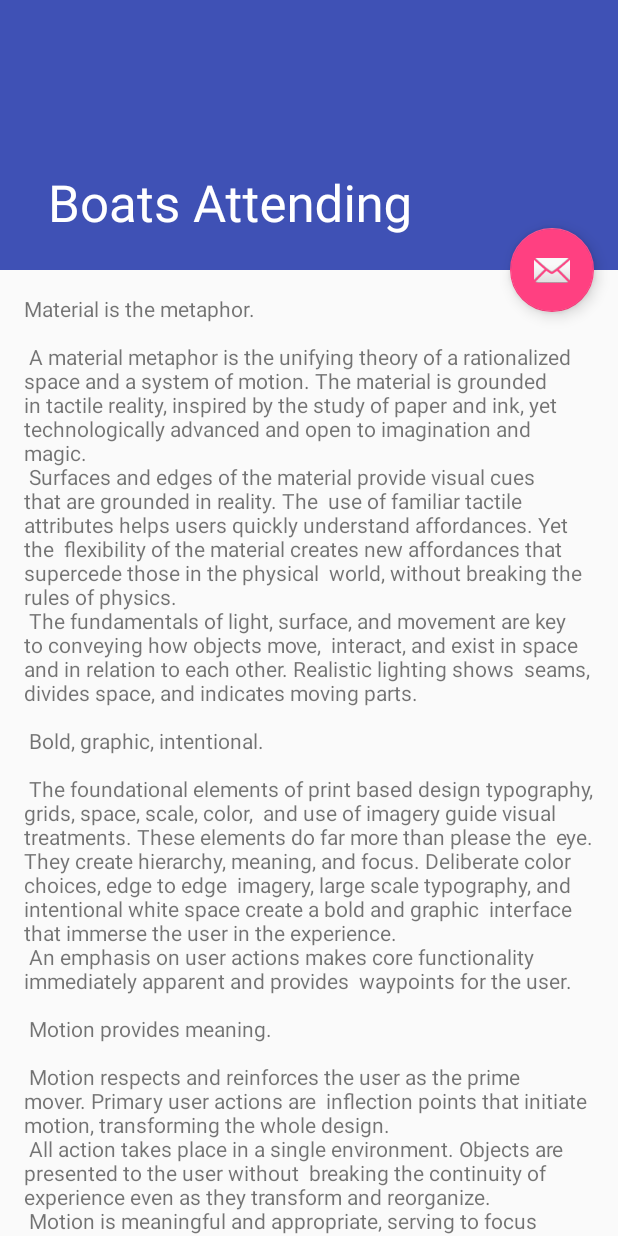
After one commit to Brian-Gilliatt/YOSC, an Android app: the BoatsAttendingActivity screen opened directly, with no data from a screen before it, on a phone screen of 412 x 824 dp. The commit adds this screen. Run offline under Robolectric (Android 15) with nearby library versions, the phone set to English and light mode, and no system bars.

Commit message:
Now displays basic boats attending activity

```diff
--- /dev/null
+++ b/app/src/main/java/uk/org/yosc/yosc/BoatsAttendingActivity.java
@@ -0,0 +1,28 @@
+package uk.org.yosc.yosc;
+
+import android.os.Bundle;
+import android.support.design.widget.FloatingActionButton;
+import android.support.design.widget.Snackbar;
+import android.support.v7.app.AppCompatActivity;
+import android.support.v7.widget.Toolbar;
+import android.view.View;
+
+public class BoatsAttendingActivity extends AppCompatActivity {
+
+    @Override
+    protected void onCreate(Bundle savedInstanceState) {
+        super.onCreate(savedInstanceState);
+        setContentView(R.layout.activity_boats_attending);
+        Toolbar toolbar = (Toolbar) findViewById(R.id.toolbar);
+        setSupportActionBar(toolbar);
+
+        FloatingActionButton fab = (FloatingActionButton) findViewById(R.id.fab);
+        fab.setOnClickListener(new View.OnClickListener() {
+            @Override
+            public void onClick(View view) {
+                Snackbar.make(view, "Replace with your own action", Snackbar.LENGTH_LONG)
+                        .setAction("Action", null).show();
+            }
+        });
+    }
+}
--- a/app/src/main/java/uk/org/yosc/yosc/MainActivity.java
+++ b/app/src/main/java/uk/org/yosc/yosc/MainActivity.java
@@ -1,5 +1,6 @@
 package uk.org.yosc.yosc;
 
+import android.content.Context;
 import android.content.Intent;
 
 
@@ -22,6 +23,7 @@ public class MainActivity extends AppCompatActivity
         implements NavigationView.OnNavigationItemSelectedListener {
 
     private ActionBarDrawerToggle mDrawerToggle;
+    public static Context mContext;
 
     @Override
     protected void onCreate(Bundle savedInstanceState) {
@@ -29,6 +31,7 @@ public class MainActivity extends AppCompatActivity
         setContentView(R.layout.activity_main);
 //        Toolbar toolbar = (Toolbar) findViewById(R.id.toolbar);
 //        setSupportActionBar(toolbar);
+        mContext = this;
 
         android.support.v7.app.ActionBar ab = getSupportActionBar();
         getSupportActionBar().setDisplayHomeAsUpEnabled(true);
--- a/app/src/main/java/uk/org/yosc/yosc/SocialEventsAdapter.java
+++ b/app/src/main/java/uk/org/yosc/yosc/SocialEventsAdapter.java
@@ -41,12 +41,14 @@ import java.util.ArrayList;
             public TextView eventDate;
             TextView desc;
             ImageView thumbnail;
+            ImageView moreVert;
 
             public MyViewHolder(View view) {
                 super(view);
                 eventDate = (TextView) view.findViewById(R.id.event_date);
                 desc = (TextView) view.findViewById(R.id.event_desc);
                 thumbnail = (ImageView)  view.findViewById(R.id.event_thumbnail);
+                moreVert = (ImageView)  view.findViewById(R.id.overflow);
             }
         }
 
@@ -86,6 +88,8 @@ import java.util.ArrayList;
                 e.printStackTrace();
             }
 
+            holder.moreVert.setVisibility(View.INVISIBLE);
+
 
         }
 
--- /dev/null
+++ b/app/src/main/res/layout/activity_boats_attending.xml
@@ -0,0 +1,46 @@
+<?xml version="1.0" encoding="utf-8"?>
+<android.support.design.widget.CoordinatorLayout xmlns:android="http://schemas.android.com/apk/res/android"
+    xmlns:app="http://schemas.android.com/apk/res-auto"
+    xmlns:tools="http://schemas.android.com/tools"
+    android:layout_width="match_parent"
+    android:layout_height="match_parent"
+    android:fitsSystemWindows="true"
+    tools:context="uk.org.yosc.yosc.BoatsAttendingActivity">
+
+    <android.support.design.widget.AppBarLayout
+        android:id="@+id/app_bar"
+        android:layout_width="match_parent"
+        android:layout_height="@dimen/app_bar_height"
+        android:fitsSystemWindows="true"
+        android:theme="@style/AppTheme.AppBarOverlay">
+
+        <android.support.design.widget.CollapsingToolbarLayout
+            android:id="@+id/toolbar_layout"
+            android:layout_width="match_parent"
+            android:layout_height="match_parent"
+            android:fitsSystemWindows="true"
+            app:contentScrim="?attr/colorPrimary"
+            app:layout_scrollFlags="scroll|exitUntilCollapsed">
+
+            <android.support.v7.widget.Toolbar
+                android:id="@+id/toolbar"
+                android:layout_width="match_parent"
+                android:layout_height="?attr/actionBarSize"
+                app:layout_collapseMode="pin"
+                app:popupTheme="@style/AppTheme.PopupOverlay" />
+
+        </android.support.design.widget.CollapsingToolbarLayout>
+    </android.support.design.widget.AppBarLayout>
+
+    <include layout="@layout/content_boats_attending" />
+
+    <android.support.design.widget.FloatingActionButton
+        android:id="@+id/fab"
+        android:layout_width="wrap_content"
+        android:layout_height="wrap_content"
+        android:layout_margin="@dimen/fab_margin"
+        app:layout_anchor="@id/app_bar"
+        app:layout_anchorGravity="bottom|end"
+        app:srcCompat="@android:drawable/ic_dialog_email" />
+
+</android.support.design.widget.CoordinatorLayout>
--- /dev/null
+++ b/app/src/main/res/layout/content_boats_attending.xml
@@ -0,0 +1,17 @@
+<?xml version="1.0" encoding="utf-8"?>
+<android.support.v4.widget.NestedScrollView xmlns:android="http://schemas.android.com/apk/res/android"
+    xmlns:app="http://schemas.android.com/apk/res-auto"
+    xmlns:tools="http://schemas.android.com/tools"
+    android:layout_width="match_parent"
+    android:layout_height="match_parent"
+    app:layout_behavior="@string/appbar_scrolling_view_behavior"
+    tools:context="uk.org.yosc.yosc.BoatsAttendingActivity"
+    tools:showIn="@layout/activity_boats_attending">
+
+    <TextView
+        android:layout_width="wrap_content"
+        android:layout_height="wrap_content"
+        android:layout_margin="@dimen/text_margin"
+        android:text="@string/large_text" />
+
+</android.support.v4.widget.NestedScrollView>
--- a/app/src/main/res/values/strings.xml
+++ b/app/src/main/res/values/strings.xml
@@ -99,7 +99,7 @@
     <string name="social_events_title">Social</string>
 
 
-    <string name="action_add_favourite">Add to Favourites</string>
+    <string name="action_add_favourite">Boats attending</string>
     <string name="action_play_next">Play Next</string>
     <string name="backdrop_title">LOVE MUSIC</string>
     <string name="backdrop_subtitle">This season top 20 albums</string>
@@ -107,4 +107,5 @@
     <string name="event_desc">Description</string>
     <string name="event_organiser">Organiser</string>
     <string name="main_image_desc">Picture of sailing yacht Wishstream</string>
+    <string name="title_activity_boats_attending">Boats Attending</string>
 </resources>
```
Also changed, not shown: app/src/main/AndroidManifest.xml (+6 -3 lines), app/src/main/java/uk/org/yosc/yosc/SailingEventsAdapter.java (+60 -4 lines), app/src/main/res/layout/event_card.xml (+18 -4 lines), app/src/main/res/menu/menu_album.xml (added, +14 -0 lines), app/src/main/res/menu/menu_boats_attending.xml (added, +10 -0 lines), app/src/main/res/values/dimens.xml (+8 -6 lines).
